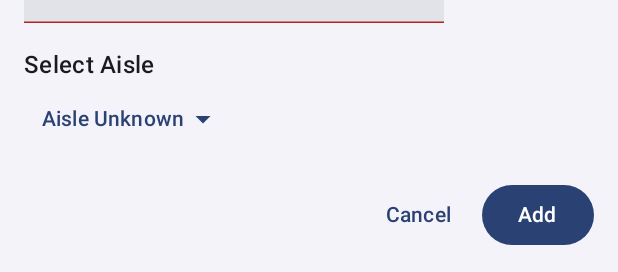
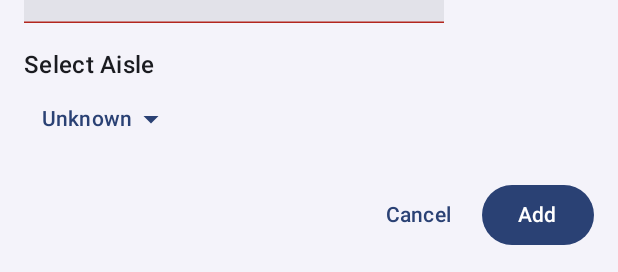
Before and after one commit to kpetriv/ShoppingApp, an Android app built with Jetpack Compose: the @Preview function AddItemBottomSheetPreview, on a phone screen of 412 x 824 dp. Shown: the part 961-1233 px from the top of the screen. Run offline under Robolectric (Android 15) with nearby library versions, the phone set to English and light mode, and no system bars.

Commit message:
added comments for clarity

```diff
--- a/app/src/main/java/com/kirilpetriv/shopping/feature/AddItemBottomSheet.kt
+++ b/app/src/main/java/com/kirilpetriv/shopping/feature/AddItemBottomSheet.kt
@@ -39,6 +39,7 @@ import com.kirilpetriv.shopping.R
 import com.kirilpetriv.shopping.model.Aisle
 import com.kirilpetriv.shopping.ui.theme.ShoppingTheme
 
+// Using material 3 components for simplicity.
 @OptIn(ExperimentalMaterial3Api::class)
 @Composable
 fun AddItemBottomSheet(
@@ -76,7 +77,7 @@ fun AddItemBottomSheet(
             var expanded by remember { mutableStateOf(false) }
             Box {
                 TextButton(onClick = { expanded = true }) {
-                    Text("Aisle $selectedAisle")
+                    Text("$selectedAisle")
                     Icon(Icons.Default.ArrowDropDown, contentDescription = "Dropdown")
                 }
                 DropdownMenu(expanded = expanded, onDismissRequest = { expanded = false }) {
```
Also changed, not shown: app/src/main/java/com/kirilpetriv/shopping/domain/usecase/AddShoppingItemUseCase.kt (+8 -2 lines), app/src/main/java/com/kirilpetriv/shopping/feature/ShoppingScreen.kt (+6 -1 lines).
